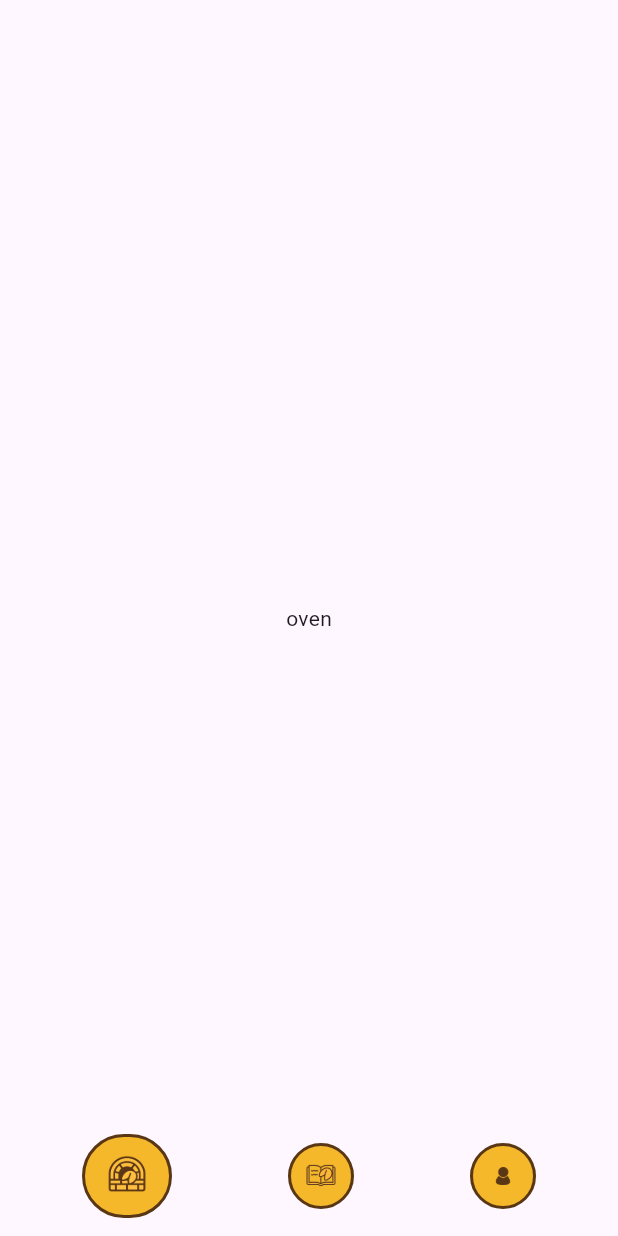
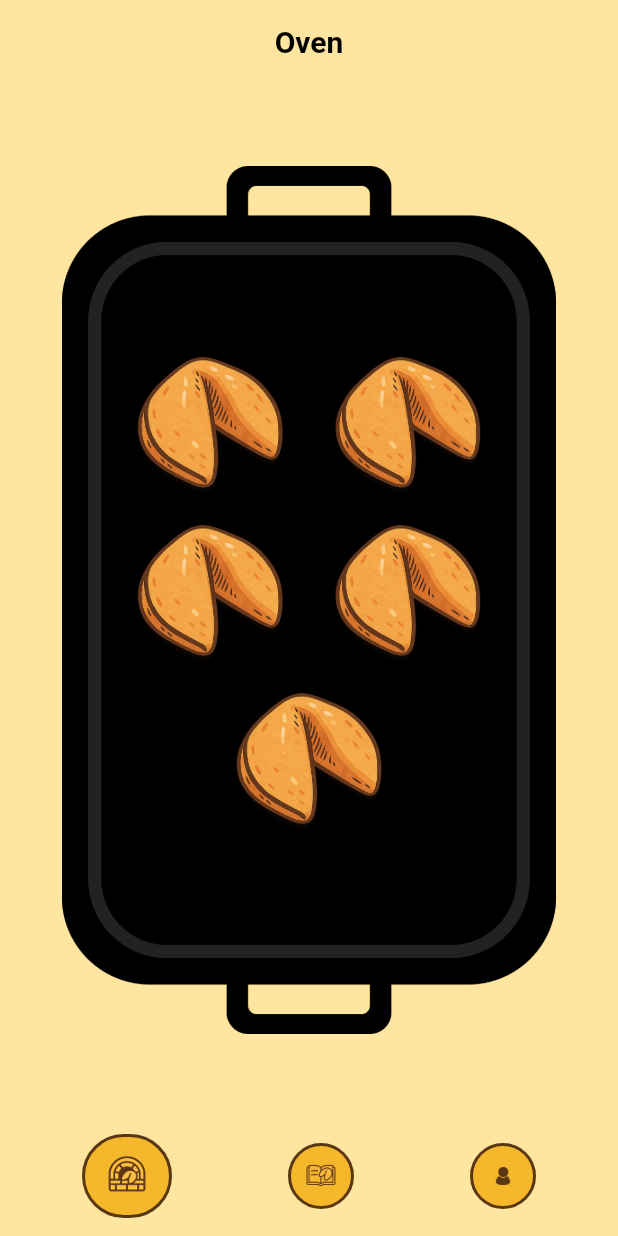
Before and after one commit to corangg/Cookie, a Flutter app: the screen it shows after launch, on a phone screen of 412 x 824 dp. Run offline on Flutter 3.47's test engine with Material 3 defaults, Android fonts, the phone set to English and light mode, and no system bars.

Commit message:
Add: oven_screen ui 생성

```diff
--- a/lib/main.dart
+++ b/lib/main.dart
@@ -4,6 +4,7 @@ import 'package:cookie/screen/profile_screen.dart';
 import 'package:cookie/widgets/bottom_nav_item.dart';
 import 'package:core/values/app_assets.dart';
 import 'package:core/widgets/custom_bottom_nav_bar.dart';
+import 'package:domain/model/models.dart';
 import 'package:flutter/material.dart';
 
 void main() {
--- a/lib/screen/collection_screen.dart
+++ b/lib/screen/collection_screen.dart
@@ -1,9 +1,12 @@
+import 'package:core/values/app_color.dart';
 import 'package:flutter/material.dart';
 
 class CollectionScreen extends StatelessWidget {
   const CollectionScreen({super.key});
   @override
   Widget build(BuildContext context) {
-    return const Center(child: Text('collection'));
+    return Scaffold(
+        backgroundColor: AppColor.mainBackground,
+        body: Text('collection'));
   }
 }
--- a/lib/screen/oven_screen.dart
+++ b/lib/screen/oven_screen.dart
@@ -1,13 +1,88 @@
+import 'package:core/values/app_assets.dart';
+import 'package:core/values/app_color.dart';
+import 'package:core/widgets/custom_img_button.dart';
+import 'package:domain/model/models.dart';
 import 'package:flutter/material.dart';
 
 class OvenScreen extends StatefulWidget {
   const OvenScreen({super.key});
+
   @override
   State<OvenScreen> createState() => _OvenScreen();
 }
 
-class _OvenScreen extends State<OvenScreen>{
+class _OvenScreen extends State<OvenScreen> {
+  @override
   Widget build(BuildContext context) {
-    return const Center(child: Text('oven'));
+    return Scaffold(
+      backgroundColor: AppColor.mainBackground,
+      appBar: _buildAppBar(),
+      body: SafeArea(child: _buildBody(context)),
+    );
+  }
+
+  AppBar _buildAppBar() {
+    return AppBar(
+      backgroundColor: AppColor.mainBackground,
+      elevation: 0,
+      centerTitle: true,
+      title: const Text(
+        'Oven',
+        style: TextStyle(
+          fontSize: 20,
+          fontWeight: FontWeight.bold,
+          color: Colors.black,
+        ),
+      ),
+    );
+  }
+
+  Widget _buildBody(BuildContext context) {
+    final screenWidth = MediaQuery.of(context).size.width;
+    final screenHeight = MediaQuery.of(context).size.height;
+
+    final double maxWidth = screenWidth * 0.8;
+    final double maxHeight = screenHeight * 0.8;
+
+    final List<CookieButtonData> cookieButtonDataList = [
+      CookieButtonData(top: maxHeight * 0.17, left: maxWidth * 0.15, asset: AppAssets.imgCookieNormal1),
+      CookieButtonData(top: maxHeight * 0.17, left: maxWidth * 0.55, asset: AppAssets.imgCookieNormal1),
+      CookieButtonData(top: maxHeight * 0.34, left: maxWidth * 0.15, asset: AppAssets.imgCookieNormal1),
+      CookieButtonData(top: maxHeight * 0.34, left: maxWidth * 0.55, asset: AppAssets.imgCookieNormal1),
+      CookieButtonData(top: maxHeight * 0.51, left: (maxWidth * 0.7) / 2, asset: AppAssets.imgCookieNormal1),
+    ];
+
+    return Padding(
+      padding: const EdgeInsets.symmetric(horizontal: 2.0, vertical: 12.0),
+      child: Center(child: Stack(
+        alignment: Alignment.center,
+        children: [
+          _buildTrayImage(maxWidth, maxHeight),
+          ...cookieButtonDataList.map((btn) {
+            return Positioned(
+              top: btn.top,
+              left: btn.left,
+              right: btn.right,
+              child: CustomImageButton(imgAssets: btn.asset,
+                isOpened: false,
+                width: maxWidth * 0.3,
+                height: maxHeight * 0.3,
+                onPressed: () {
+                  print("test");
+                },
+              ),
+            );
+          })
+        ],
+      ),),
+    );
+  }
+
+  Widget _buildTrayImage(double imgWidth, double imgHeight) {
+    return SizedBox(
+      width: imgWidth,
+      height: imgHeight,
+      child: Image.asset(AppAssets.imgTray, fit: BoxFit.contain),
+    );
   }
 }
--- a/lib/widgets/bottom_nav_item.dart
+++ b/lib/widgets/bottom_nav_item.dart
@@ -1,13 +1,6 @@
 import 'package:core/values/app_color.dart';
 import 'package:core/values/app_size.dart';
 import 'package:flutter/material.dart';
-
-class NavItemData {
-  final String asset;
-  final bool isProfile;
-
-  const NavItemData(this.asset, {this.isProfile = false});
-}
 
 class BottomNavItem extends StatelessWidget {
   final String iconAssets;
--- a/packages/core/lib/values/app_assets.dart
+++ b/packages/core/lib/values/app_assets.dart
@@ -2,4 +2,7 @@ class AppAssets {
   static const icOven = 'assets/icons/ic_oven.png';
   static const icCollection = 'assets/icons/ic_collection.png';
   static const icProfile = 'assets/icons/ic_profile.png';
+
+  static const imgTray = 'assets/img/img_oven_tray.png';
+  static const imgCookieNormal1 = 'assets/img/img_cookie_normal_1.png';
 }
--- /dev/null
+++ b/packages/core/lib/widgets/custom_img_button.dart
@@ -0,0 +1,45 @@
+import 'package:core/values/app_assets.dart';
+import 'package:flutter/material.dart';
+
+class CustomImageButton extends StatefulWidget {
+  final String imgAssets;
+  final bool isOpened;
+  final double width;
+  final double height;
+  final VoidCallback? onPressed;
+
+  const CustomImageButton({
+    super.key,
+    required this.imgAssets,
+    required this.isOpened,
+    required this.width,
+    required this.height,
+    this.onPressed,
+  });
+
+  @override
+  State<CustomImageButton> createState() => _CustomImageButton();
+}
+
+class _CustomImageButton extends State<CustomImageButton> {
+  bool _isClicked = false;
+
+  void _handleClick() {
+    setState(() {
+      _isClicked = true;
+    });
+    widget.onPressed?.call();
+  }
+
+  @override
+  Widget build(BuildContext context) {
+    return GestureDetector(
+      onTap: _handleClick,
+      child: Image.asset(
+        AppAssets.imgCookieNormal1,
+        width: widget.width,
+        height: widget.height,
+      ),
+    );
+  }
+}
--- /dev/null
+++ b/packages/domain/lib/model/models.dart
@@ -0,0 +1,20 @@
+class NavItemData {
+  final String asset;
+  final bool isProfile;
+
+  const NavItemData(this.asset, {this.isProfile = false});
+}
+
+class CookieButtonData {
+  final double top;
+  final double left;
+  final double? right;
+  final String asset;
+
+  const CookieButtonData({
+    required this.top,
+    required this.asset,
+    this.left = 0,
+    this.right,
+  });
+}
--- a/pubspec.yaml
+++ b/pubspec.yaml
@@ -68,6 +68,8 @@ flutter:
     - assets/icons/ic_oven.png
     - assets/icons/ic_collection.png
     - assets/icons/ic_profile.png
+    - assets/img/img_oven_tray.png
+    - assets/img/img_cookie_normal_1.png
   # The following line ensures that the Material Icons font is
   # included with your application, so that you can use the icons in
   # the material Icons class.
```
Also changed, not shown: assets/img/img_cookie_normal_1.png (added), assets/img/img_oven_tray.png (added).
